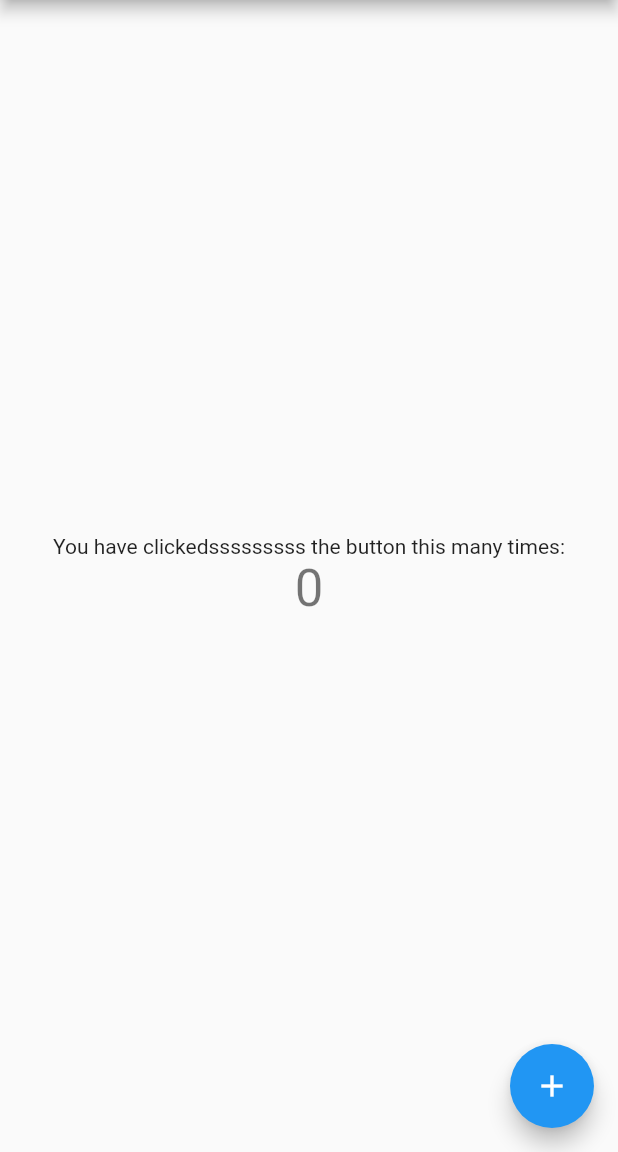
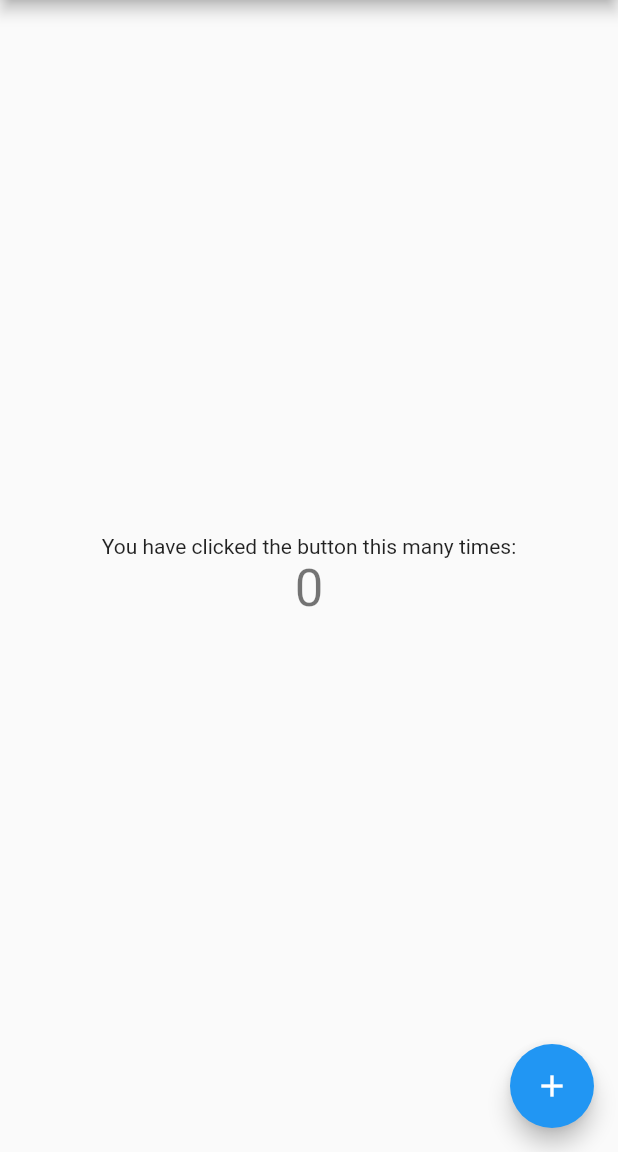
Before and after one commit to odese/flutter_game, a Flutter app: the screen it shows after launch, on a phone screen of 412 x 824 dp, the part 84-1236 px from its top. Run offline on Flutter 3.47's test engine with Material 2 defaults, Android fonts, the phone set to English and light mode, and no system bars.

Commit message:
text fixed

```diff
--- a/lib/main.dart
+++ b/lib/main.dart
@@ -98,7 +98,7 @@ class _MyHomePageState extends State<MyHomePage> {
           mainAxisAlignment: MainAxisAlignment.center,
           children: <Widget>[
             Text(
-              'You have clickedsssssssss the button this many times:',
+              'You have clicked the button this many times:',
             ),
             Text(
               '$_counter',
```
